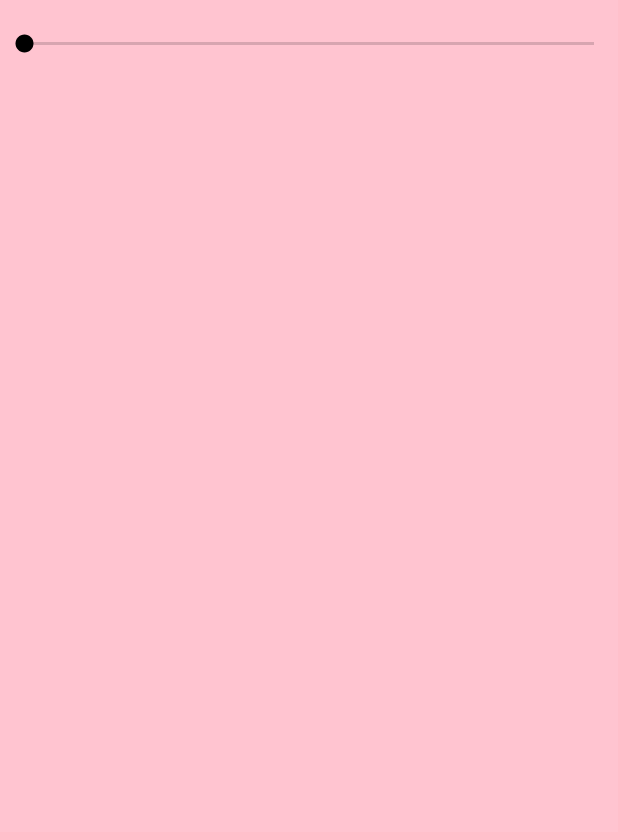
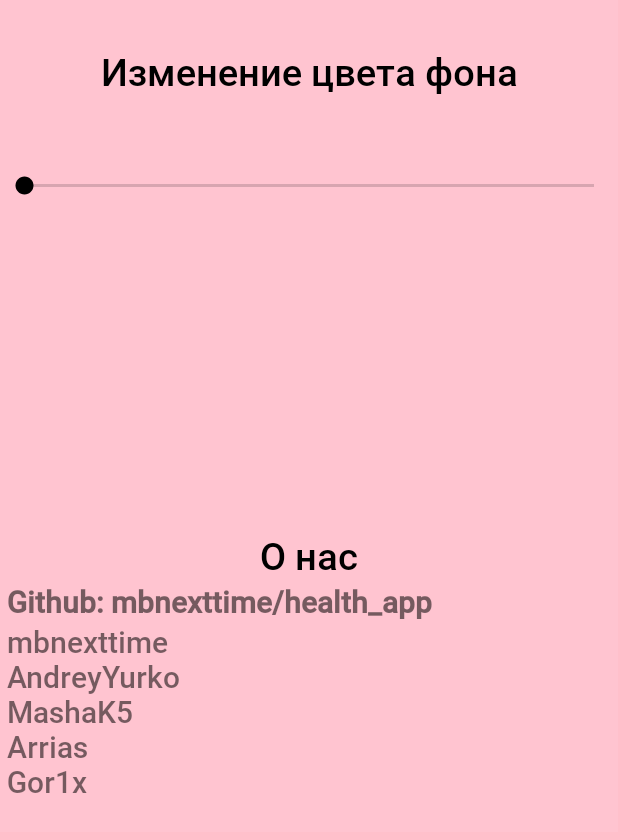
Before and after one commit to mbnexttime/health_app, an Android app: the fragment SettingsFragment shown on its own in the app's theme, on a phone screen of 412 x 824 dp. Shown: the top 832 px of the screen. Run offline under Robolectric (Android 15) with nearby library versions, the phone set to English and light mode, and no system bars.

Commit message:
Add about

```diff
--- a/app/src/main/res/layout/settings_fragment.xml
+++ b/app/src/main/res/layout/settings_fragment.xml
@@ -5,6 +5,18 @@
     android:layout_height="match_parent"
     android:background="@color/profile_background_1"
     android:orientation="vertical">
+
+    <TextView
+        android:layout_width="match_parent"
+        android:layout_marginTop="@dimen/settings_margin_changer"
+        android:text="@string/settings_color_changer"
+        android:layout_marginBottom="@dimen/settings_margin_changer"
+        android:gravity="center"
+        android:textSize="@dimen/profile_text_size"
+        android:textColor="@color/profile_text"
+        android:layout_height="wrap_content">
+
+    </TextView>
 
     <SeekBar
         android:id="@+id/sbColor"
@@ -16,4 +28,24 @@
         android:progress="0">
     </SeekBar>
 
+    <TextView
+        android:layout_width="match_parent"
+        android:layout_marginTop="@dimen/settings_margin_about"
+        android:text="@string/settings_about_title"
+        android:gravity="center"
+        android:textSize="@dimen/profile_text_size"
+        android:textColor="@color/profile_text"
+        android:layout_height="wrap_content">
+
+    </TextView>
+
+    <TextView
+        android:layout_width="match_parent"
+        android:text="@string/settings_about_text"
+        android:gravity="left"
+        android:textSize="@dimen/setting_about_text_size"
+        android:layout_height="wrap_content">
+    </TextView>
+
+
 </LinearLayout>
--- a/app/src/main/res/values/dimens.xml
+++ b/app/src/main/res/values/dimens.xml
@@ -30,4 +30,9 @@
     <dimen name="stat_cardCornerRadius">13dp</dimen>
     <dimen name="stat_cardWidth">340dp</dimen>
     <dimen name="stat_cardMarginVertical">10dp</dimen>
+
+    <dimen name="settings_margin_changer">30dp</dimen>
+    <dimen name="settings_margin_about">200dp</dimen>
+    <dimen name="setting_about_text_size">20dp</dimen>
+
 </resources>
--- a/app/src/main/res/values/strings.xml
+++ b/app/src/main/res/values/strings.xml
@@ -70,5 +70,15 @@
     <string name="lastdaycacitivy_placeholder_text"> Вы еще не проходили тестов.\nНаш оракул говорит, что уже пора! </string>
     <string name="tapping_placeholder_text"> Попробуйте пройти этот тест,\nон работает! </string>
 
+    <string name="settings_color_changer">Изменение цвета фона</string>
+    <string name="settings_about_title">О нас</string>
+    <string name="settings_about_text">
+    <b>Github: mbnexttime/health_app</b>\n
+    mbnexttime \n
+    AndreyYurko \n
+    MashaK5 \n
+    Arrias \n
+    Gor1x</string>
+
     <!-- TODO: Remove or change this placeholder text -->
 </resources>
```
